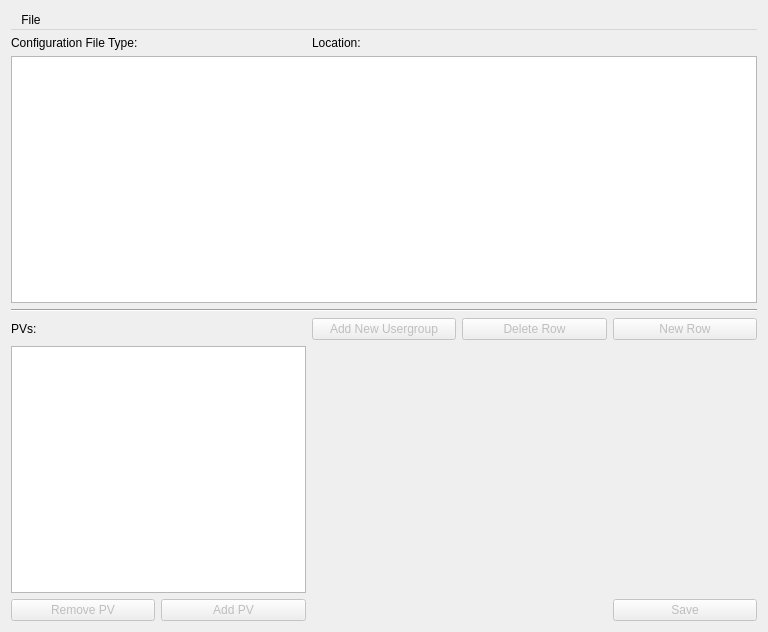
Above: siriushlacon/epicstel/ui/main.ui from lnls-sirius/pydm-opi before the change. Below: the same form after it.
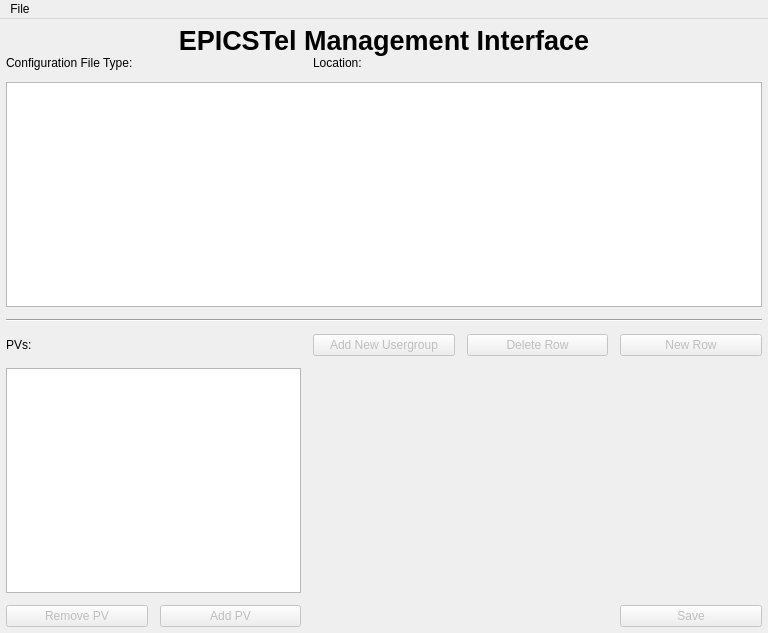
That is the form after the change.

Commit message: Adds warnings for connection errors, fixes menubar spacing, echo mode on password, etc

The edit to the form file:
```diff
--- a/siriushlacon/epicstel/ui/main.ui
+++ b/siriushlacon/epicstel/ui/main.ui
@@ -7,7 +7,7 @@
     <x>0</x>
     <y>0</y>
     <width>768</width>
-    <height>632</height>
+    <height>633</height>
    </rect>
   </property>
   <property name="minimumSize">
@@ -20,8 +20,29 @@
    <string>EPICSTel Config</string>
   </property>
   <layout class="QGridLayout" name="gridLayout_3">
+   <property name="leftMargin">
+    <number>0</number>
+   </property>
+   <property name="topMargin">
+    <number>0</number>
+   </property>
+   <property name="rightMargin">
+    <number>0</number>
+   </property>
+   <property name="bottomMargin">
+    <number>0</number>
+   </property>
+   <property name="spacing">
+    <number>0</number>
+   </property>
    <item row="0" column="0">
     <widget class="QMenuBar" name="menubar">
+     <property name="sizePolicy">
+      <sizepolicy hsizetype="MinimumExpanding" vsizetype="Minimum">
+       <horstretch>0</horstretch>
+       <verstretch>0</verstretch>
+      </sizepolicy>
+     </property>
      <widget class="QMenu" name="menuFile">
       <property name="title">
        <string>File</string>
@@ -51,8 +72,23 @@
    </item>
    <item row="1" column="0">
     <layout class="QGridLayout" name="gridLayout_2">
-     <item row="0" column="0">
+     <property name="leftMargin">
+      <number>6</number>
+     </property>
+     <property name="topMargin">
+      <number>6</number>
+     </property>
+     <property name="rightMargin">
+      <number>6</number>
+     </property>
+     <property name="bottomMargin">
+      <number>6</number>
+     </property>
+     <item row="1" column="0">
       <layout class="QGridLayout" name="gridLayout">
+       <property name="spacing">
+        <number>12</number>
+       </property>
        <item row="3" column="0">
         <widget class="QLabel" name="label">
          <property name="text">
@@ -174,6 +210,25 @@
        </item>
       </layout>
      </item>
+     <item row="0" column="0">
+      <widget class="QLabel" name="label_3">
+       <property name="font">
+        <font>
+         <pointsize>20</pointsize>
+         <weight>75</weight>
+         <italic>false</italic>
+         <bold>true</bold>
+         <kerning>true</kerning>
+        </font>
+       </property>
+       <property name="text">
+        <string>EPICSTel Management Interface</string>
+       </property>
+       <property name="alignment">
+        <set>Qt::AlignCenter</set>
+       </property>
+      </widget>
+     </item>
     </layout>
    </item>
   </layout>
```
The commit also changes 2 other files.
